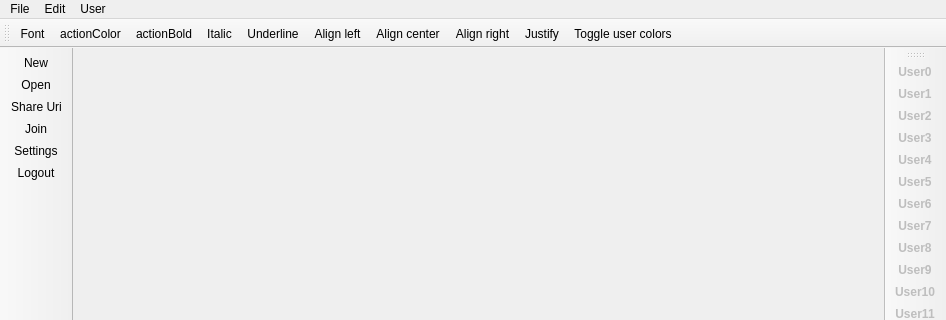
anphetamina/CoText, file client/MainWindow.ui: the form before one commit; both pictures show x 0 to 946 and y 0 to 320 of the 946 by 548 pixel window.
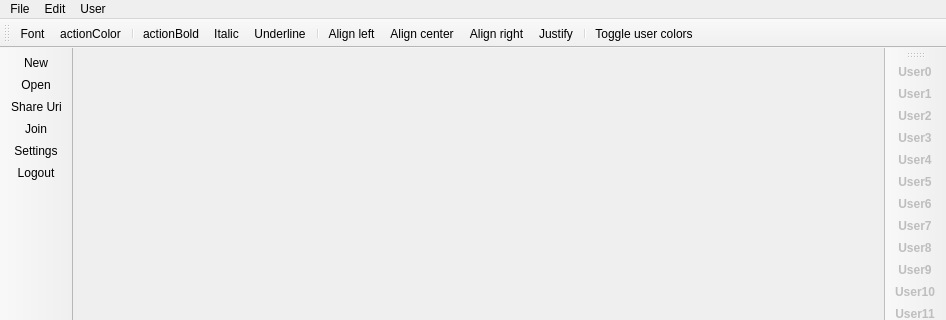
The form after the commit. Icons and pictures are not drawn.

Patch:
```diff
--- a/client/MainWindow.ui
+++ b/client/MainWindow.ui
@@ -188,13 +188,16 @@
    </attribute>
    <addaction name="actionFont"/>
    <addaction name="actionTextColor"/>
+   <addaction name="separator"/>
    <addaction name="actionBold"/>
    <addaction name="actionItalic"/>
    <addaction name="actionUnderline"/>
+   <addaction name="separator"/>
    <addaction name="actionAlign_left"/>
    <addaction name="actionAlign_center"/>
    <addaction name="actionAlign_right"/>
    <addaction name="actionJustify"/>
+   <addaction name="separator"/>
    <addaction name="actionToggle_user_colors"/>
   </widget>
   <widget class="QToolBar" name="rightToolBar">
```
